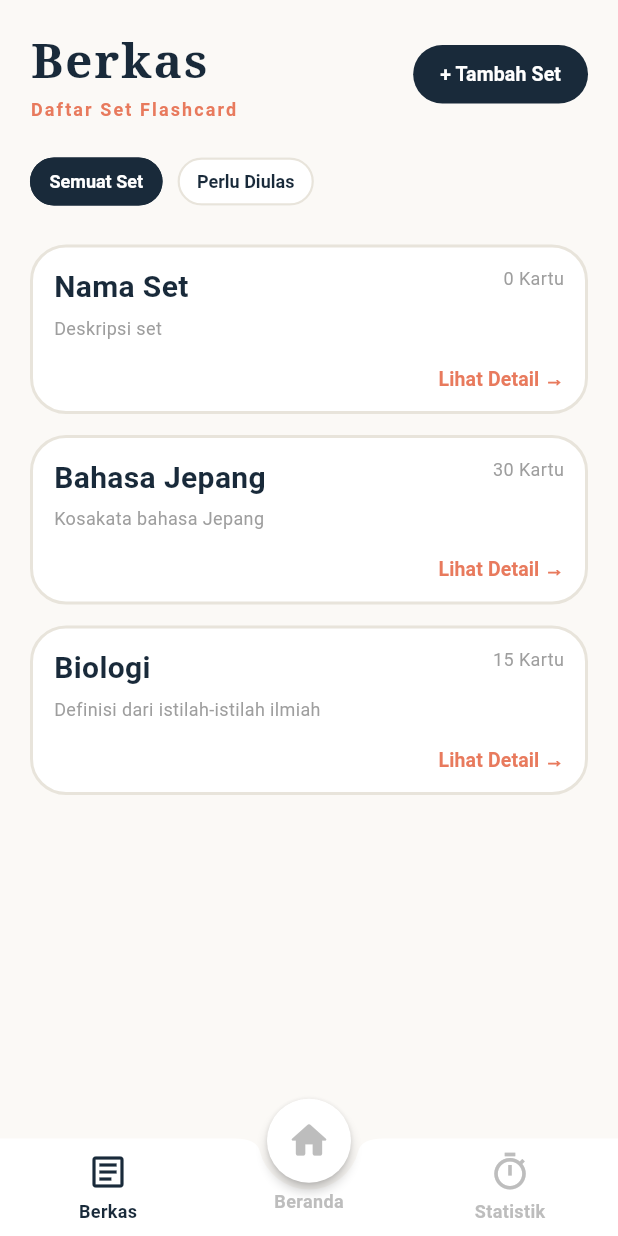
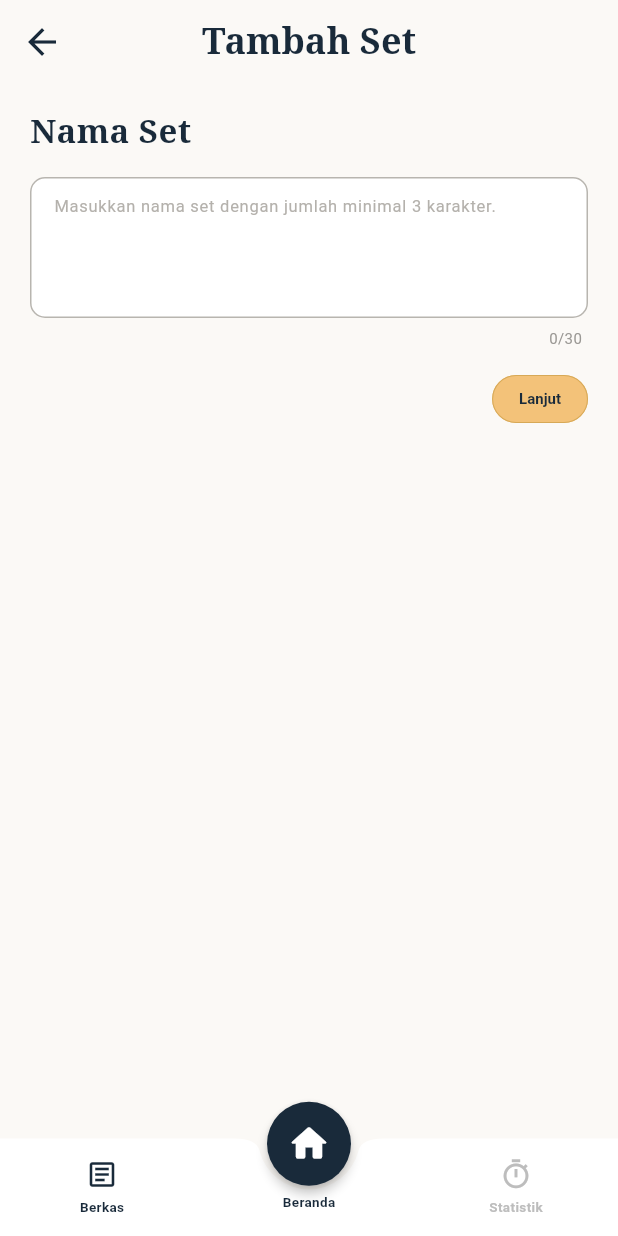
Before and after one commit to Ahmadmapple/Flashmind, a Flutter app: the screen it shows after launch, scrolled down 201 dp, after a tap on "Berkas", after a tap on "+ Tambah Set", on a phone screen of 412 x 824 dp. Run offline on Flutter 3.47's test engine with Material 3 defaults, Android fonts, the phone set to English and light mode, and no system bars.

Commit message:
Penambahan layar dasar Tambah Set

```diff
--- /dev/null
+++ b/lib/pages/add_set_page.dart
@@ -0,0 +1,425 @@
+import 'package:flutter/material.dart';
+
+class AddSetPage extends StatefulWidget {
+  const AddSetPage({super.key});
+
+  @override
+  State<AddSetPage> createState() => _AddSetPageState();
+}
+
+class _AddSetPageState extends State<AddSetPage> {
+  static const Color _primaryColor = Color(0xFF192A3A);
+  static const Color _accentColor = Color(0xFFF3C279);
+  static const Color _backgroundColor = Color(0xFFFBF9F6);
+  static const Color _borderColor = Color(0xFFB8B5AF);
+  static const Color _errorColor = Color(0xFFD32F2F);
+
+  final TextEditingController _titleController = TextEditingController();
+  final TextEditingController _descriptionController = TextEditingController();
+
+  int _currentStep = 0;
+  bool _titleValidationRequested = false;
+  bool _isSaving = false;
+
+  @override
+  void initState() {
+    super.initState();
+    _titleController.addListener(_onTitleChanged);
+    _descriptionController.addListener(_onDescriptionChanged);
+  }
+
+  void _onTitleChanged() {
+    if (!_titleValidationRequested || !mounted) return;
+    setState(() {});
+  }
+
+  void _onDescriptionChanged() {
+    if (!mounted) return;
+    setState(() {});
+  }
+
+  @override
+  void dispose() {
+    _titleController.dispose();
+    _descriptionController.dispose();
+    super.dispose();
+  }
+
+  void _goBack() {
+    if (_currentStep == 1) {
+      setState(() {
+        _currentStep = 0;
+      });
+      return;
+    }
+
+    Navigator.of(context).pop();
+  }
+
+  void _continueFromTitle() {
+    final title = _titleController.text.trim();
+
+    if (title.length < 3) {
+      setState(() {
+        _titleValidationRequested = true;
+      });
+      return;
+    }
+
+    setState(() {
+      _currentStep = 1;
+      _titleValidationRequested = false;
+    });
+  }
+
+  Future<void> _createSet() async {
+    if (_isSaving) return;
+
+    setState(() {
+      _isSaving = true;
+    });
+
+
+    await Future<void>.delayed(const Duration(milliseconds: 350));
+
+    if (!mounted) return;
+
+    setState(() {
+      _isSaving = false;
+    });
+
+    ScaffoldMessenger.of(context).showSnackBar(
+      const SnackBar(content: Text('Layar pembuatan set sudah siap.')),
+    );
+  }
+
+  @override
+  Widget build(BuildContext context) {
+    return Scaffold(
+      backgroundColor: _backgroundColor,
+      appBar: _buildAppBar(),
+      body: SafeArea(
+        bottom: false,
+        child: AnimatedSwitcher(
+          duration: const Duration(milliseconds: 180),
+          child: _currentStep == 0
+              ? _buildTitleStep()
+              : _buildDescriptionStep(),
+        ),
+      ),
+      floatingActionButton: Transform.translate(
+        offset: const Offset(0, 12),
+        child: Column(
+          mainAxisSize: MainAxisSize.min,
+          children: [
+            SizedBox(
+              width: 56,
+              height: 56,
+              child: FloatingActionButton(
+                onPressed: _isSaving
+                    ? null
+                    : () => Navigator.of(context).pop(),
+                backgroundColor: _primaryColor,
+                foregroundColor: Colors.white,
+                shape: const CircleBorder(),
+                elevation: 3,
+                child: const Icon(Icons.home_rounded, size: 30),
+              ),
+            ),
+            const SizedBox(height: 4),
+            const Text(
+              'Beranda',
+              style: TextStyle(
+                fontSize: 9,
+                color: _primaryColor,
+                fontWeight: FontWeight.bold,
+              ),
+            ),
+          ],
+        ),
+      ),
+      floatingActionButtonLocation: FloatingActionButtonLocation.centerDocked,
+      bottomNavigationBar: _buildBottomNavigationBar(),
+    );
+  }
+
+  PreferredSizeWidget _buildAppBar() {
+    return AppBar(
+      backgroundColor: _backgroundColor,
+      elevation: 0,
+      surfaceTintColor: Colors.transparent,
+      automaticallyImplyLeading: false,
+      leading: IconButton(
+        onPressed: _isSaving ? null : _goBack,
+        icon: const Icon(Icons.arrow_back, size: 28),
+        color: _primaryColor,
+        tooltip: 'Kembali',
+      ),
+      title: const Text(
+        'Tambah Set',
+        style: TextStyle(
+          fontSize: 24,
+          fontWeight: FontWeight.bold,
+          fontFamily: 'serif',
+          color: _primaryColor,
+        ),
+      ),
+      centerTitle: true,
+    );
+  }
+
+  Widget _buildTitleStep() {
+    final titleLength = _titleController.text.length;
+    final showTitleError =
+        _titleValidationRequested && _titleController.text.trim().length < 3;
+
+    return SingleChildScrollView(
+      key: const ValueKey('title-step'),
+      padding: const EdgeInsets.fromLTRB(20, 16, 20, 32),
+      child: Column(
+        crossAxisAlignment: CrossAxisAlignment.start,
+        children: [
+          const Text(
+            'Nama Set',
+            style: TextStyle(
+              fontSize: 22,
+              fontWeight: FontWeight.bold,
+              fontFamily: 'serif',
+              color: _primaryColor,
+            ),
+          ),
+          const SizedBox(height: 15),
+          _buildInputField(
+            controller: _titleController,
+            hintText: 'Masukkan nama set dengan jumlah minimal 3 karakter.',
+            maxLength: 30,
+            minLines: 5,
+            maxLines: 5,
+            textInputAction: TextInputAction.next,
+          ),
+          _buildCounter(titleLength, 30),
+          if (showTitleError) ...[
+            const SizedBox(height: 3),
+            const Text(
+              'Nama set minimal 3 karakter.',
+              style: TextStyle(
+                color: _errorColor,
+                fontSize: 12,
+              ),
+            ),
+          ],
+          const SizedBox(height: 18),
+          Align(
+            alignment: Alignment.centerRight,
+            child: _buildActionButton(
+              label: 'Lanjut',
+              onPressed: _isSaving ? null : _continueFromTitle,
+            ),
+          ),
+        ],
+      ),
+    );
+  }
+
+  Widget _buildDescriptionStep() {
+    final descriptionLength = _descriptionController.text.length;
+
+    return SingleChildScrollView(
+      key: const ValueKey('description-step'),
+      padding: const EdgeInsets.fromLTRB(20, 16, 20, 32),
+      child: Column(
+        crossAxisAlignment: CrossAxisAlignment.start,
+        children: [
+          const Text(
+            'Deskripsi Set',
+            style: TextStyle(
+              fontSize: 22,
+              fontWeight: FontWeight.bold,
+              fontFamily: 'serif',
+              color: _primaryColor,
+            ),
+          ),
+          const SizedBox(height: 10),
+          _buildInputField(
+            controller: _descriptionController,
+            hintText: 'Masukkan deskripsi set jika dibutuhkan.',
+            maxLength: 80,
+            minLines: 5,
+            maxLines: 5,
+          ),
+          _buildCounter(descriptionLength, 80),
+          const SizedBox(height: 18),
+          Align(
+            alignment: Alignment.centerRight,
+            child: _buildActionButton(
+              label: 'Buat Set',
+              onPressed: _isSaving ? null : _createSet,
+              isLoading: _isSaving,
+            ),
+          ),
+        ],
+      ),
+    );
+  }
+
+  Widget _buildInputField({
+    required TextEditingController controller,
+    required String hintText,
+    required int maxLength,
+    required int minLines,
+    required int maxLines,
+    TextInputAction? textInputAction,
+  }) {
+    return TextField(
+      controller: controller,
+      maxLength: maxLength,
+      minLines: minLines,
+      maxLines: maxLines,
+      textInputAction: textInputAction,
+      textCapitalization: TextCapitalization.sentences,
+      style: const TextStyle(
+        fontSize: 11,
+        color: Colors.black87,
+        height: 1.25,
+      ),
+      decoration: InputDecoration(
+        hintText: hintText,
+        hintStyle: const TextStyle(
+          fontSize: 11,
+          color: Color(0xFFB4B1AC),
+          height: 1.25,
+        ),
+        contentPadding: const EdgeInsets.fromLTRB(12, 12, 12, 12),
+        counterText: '',
+        filled: true,
+        fillColor: Colors.white,
+        enabledBorder: OutlineInputBorder(
+          borderRadius: BorderRadius.circular(10),
+          borderSide: const BorderSide(color: _borderColor, width: 1),
+        ),
+        focusedBorder: OutlineInputBorder(
+          borderRadius: BorderRadius.circular(10),
+          borderSide: const BorderSide(color: _primaryColor, width: 1.2),
+        ),
+      ),
+    );
+  }
+
+  Widget _buildCounter(int currentLength, int maxLength) {
+    return Align(
+      alignment: Alignment.centerRight,
+      child: Padding(
+        padding: const EdgeInsets.only(top: 6, right: 4),
+        child: Text(
+          '$currentLength/$maxLength',
+          style: const TextStyle(
+            fontSize: 10,
+            color: Color(0xFF9A9894),
+          ),
+        ),
+      ),
+    );
+  }
+
+  Widget _buildActionButton({
+    required String label,
+    required VoidCallback? onPressed,
+    bool isLoading = false,
+  }) {
+    return SizedBox(
+      height: 32,
+      child: ElevatedButton(
+        onPressed: onPressed,
+        style: ButtonStyle(
+          backgroundColor: WidgetStateProperty.resolveWith((states) {
+            if (states.contains(WidgetState.disabled)) {
+              return _accentColor.withValues(alpha: 0.55);
+            }
+            return _accentColor;
+          }),
+          foregroundColor: const WidgetStatePropertyAll(_primaryColor),
+          elevation: const WidgetStatePropertyAll(0),
+          padding: const WidgetStatePropertyAll(
+            EdgeInsets.symmetric(horizontal: 18),
+          ),
+          minimumSize: const WidgetStatePropertyAll(Size(0, 32)),
+          shape: WidgetStatePropertyAll(
+            RoundedRectangleBorder(
+              borderRadius: BorderRadius.circular(18),
+              side: const BorderSide(color: Color(0xFFD7A957), width: 0.7),
+            ),
+          ),
+          textStyle: const WidgetStatePropertyAll(
+            TextStyle(fontSize: 10, fontWeight: FontWeight.w600),
+          ),
+        ),
+        child: isLoading
+            ? const SizedBox(
+                width: 14,
+                height: 14,
+                child: CircularProgressIndicator(strokeWidth: 1.5),
+              )
+            : Text(label),
+      ),
+    );
+  }
+
+  Widget _buildBottomNavigationBar() {
+    return BottomAppBar(
+      color: Colors.white,
+      elevation: 2,
+      height: 65,
+      padding: const EdgeInsets.symmetric(horizontal: 36),
+      shape: const CircularNotchedRectangle(),
+      notchMargin: 6,
+      child: Row(
+        mainAxisAlignment: MainAxisAlignment.spaceBetween,
+        children: [
+          _buildBottomNavItem(
+            icon: Icons.article_outlined,
+            label: 'Berkas',
+            onTap: _isSaving ? null : () => Navigator.of(context).pop(),
+          ),
+          const SizedBox(width: 72),
+          _buildBottomNavItem(
+            icon: Icons.timer_outlined,
+            label: 'Statistik',
+            onTap: null,
+          ),
+        ],
+      ),
+    );
+  }
+
+  Widget _buildBottomNavItem({
+    required IconData icon,
+    required String label,
+    required VoidCallback? onTap,
+  }) {
+    final color = label == 'Berkas' ? _primaryColor : Colors.grey.shade400;
+
+    return GestureDetector(
+      behavior: HitTestBehavior.opaque,
+      onTap: onTap,
+      child: SizedBox(
+        width: 64,
+        height: 65,
+        child: Column(
+          mainAxisAlignment: MainAxisAlignment.center,
+          children: [
+            Icon(icon, color: color, size: 22),
+            const SizedBox(height: 4),
+            Text(
+              label,
+              style: TextStyle(
+                fontSize: 9,
+                color: color,
+                fontWeight: FontWeight.w600,
+              ),
+            ),
+          ],
+        ),
+      ),
+    );
+  }
+}
--- a/lib/pages/berkas_page.dart
+++ b/lib/pages/berkas_page.dart
@@ -1,9 +1,12 @@
 import 'package:flutter/material.dart';
+
+import 'add_set_page.dart';
 
 class BerkasPage extends StatelessWidget {
   const BerkasPage({super.key});
 
   static const Color _primaryColor = Color(0xFF192A3A);
+  static const Color _accentColor = Color(0xFFF3C279);
 
   static const List<_FlashcardSet> _sets = [
     _FlashcardSet(
@@ -87,10 +90,14 @@ class BerkasPage extends StatelessWidget {
           ),
           ElevatedButton(
             // To do: hubungkan ke alur "Tambah Set" saat sudah tersedia.
-            onPressed: () {},
+            onPressed: () {
+              Navigator.of(context).push(
+                MaterialPageRoute<void>(builder: (_) => const AddSetPage()),
+              );
+            },
             style: ButtonStyle(
-              backgroundColor: WidgetStatePropertyAll(_primaryColor),
-              foregroundColor: const WidgetStatePropertyAll(Colors.white),
+              backgroundColor: WidgetStatePropertyAll(_accentColor),
+              foregroundColor: const WidgetStatePropertyAll(_primaryColor),
               elevation: const WidgetStatePropertyAll(0),
               padding: const WidgetStatePropertyAll(
                 EdgeInsets.symmetric(horizontal: 18, vertical: 10),
@@ -102,7 +109,7 @@ class BerkasPage extends StatelessWidget {
             ),
             child: const Text(
               '+ Tambah Set',
-              style: TextStyle(fontSize: 13, fontWeight: FontWeight.bold),
+              style: TextStyle(fontSize: 13, fontWeight: FontWeight.w800),
             ),
           ),
         ],
@@ -128,7 +135,7 @@ class _FlashcardSetCard extends StatelessWidget {
 
   static const Color _primaryColor = Color(0xFF192A3A);
 
-  static const int _titleMaxLength = 35;
+  static const int _titleMaxLength = 30;
   static const int _descriptionMaxLength = 80;
 
   static String _truncateByWords(String text, int maxLength) {
```
